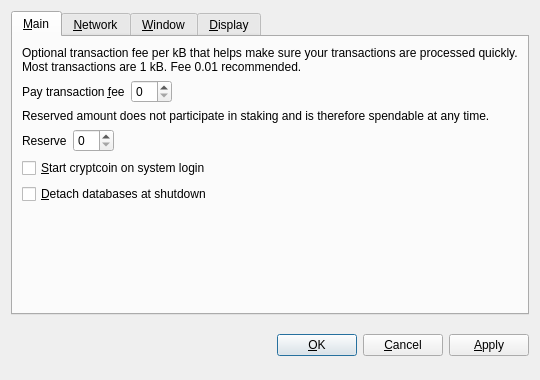
Above: src/qt/forms/optionsdialog.ui from nuggetbram/apples before the change. Below: the same form after it.
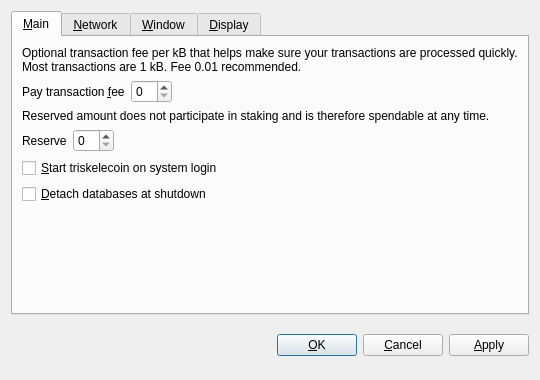
That is the form after the change. Custom widgets are drawn as their Qt base class.

```diff
--- a/src/qt/forms/optionsdialog.ui
+++ b/src/qt/forms/optionsdialog.ui
@@ -128,7 +128,7 @@
           <string>Automatically start cryptcoin after logging in to the system.</string>
          </property>
          <property name="text">
-          <string>&amp;Start cryptcoin on system login</string>
+          <string>&amp;Start triskelecoin on system login</string>
          </property>
         </widget>
        </item>
```
Left out of the diff: 10 changed lines with no effect on the pictures.
